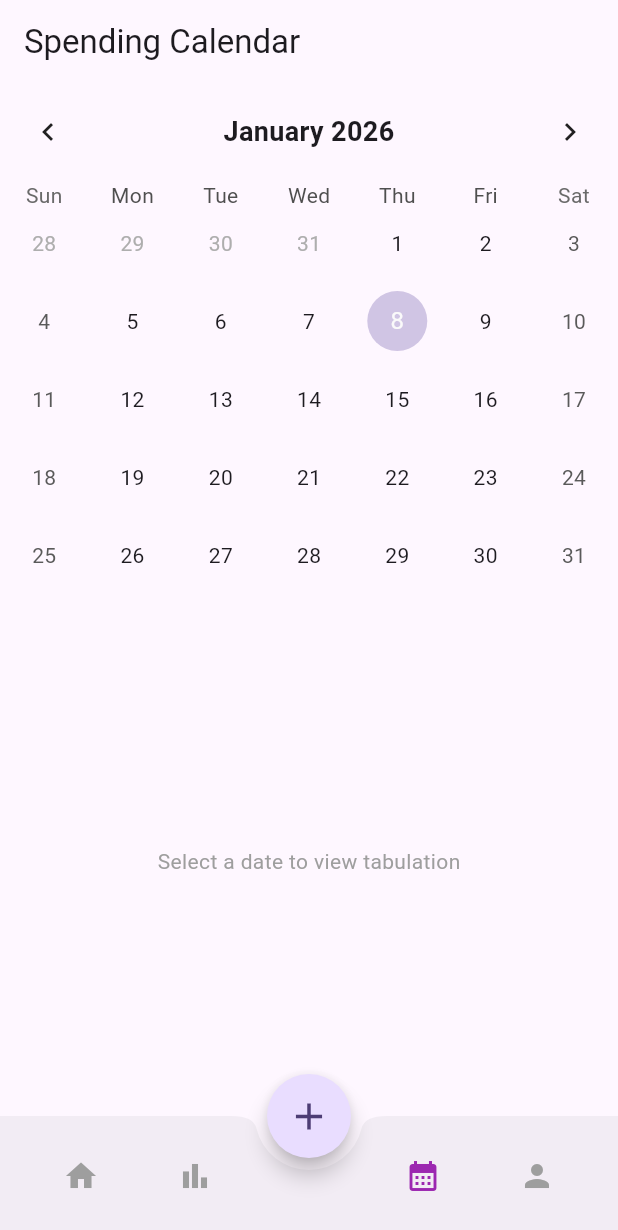
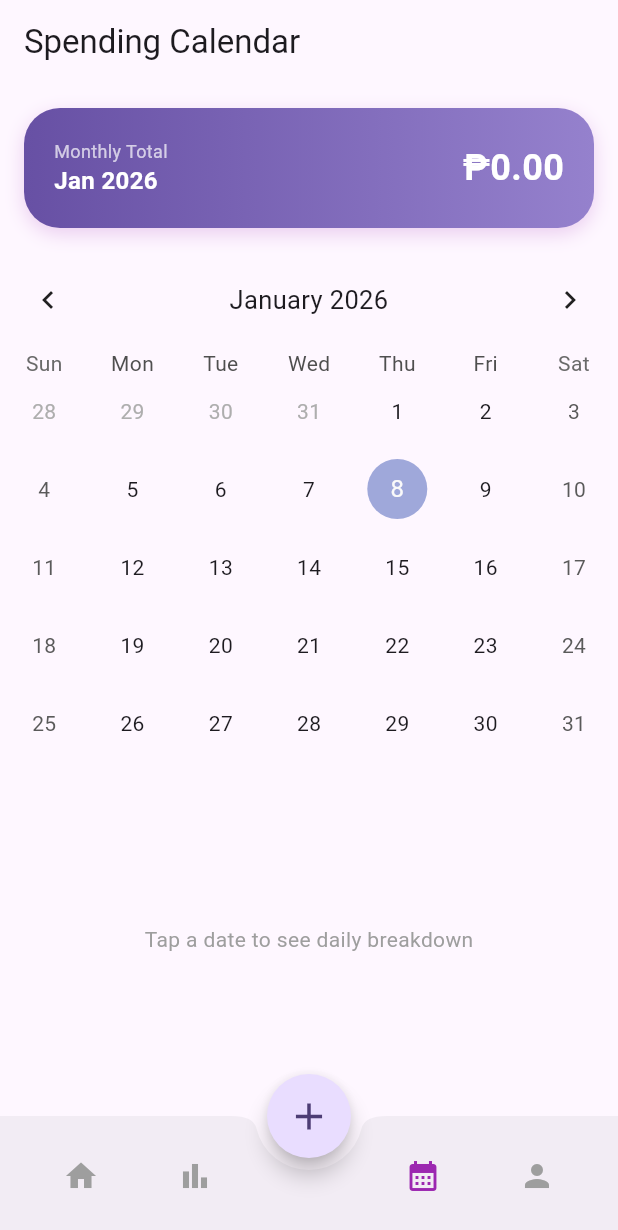
Before and after one commit to gofredo69/sintabo, a Flutter app: the screen it shows after launch, item 3 of the bottom bar chosen, on a phone screen of 412 x 824 dp. Shown: the top 1230 px of the screen. Run offline on Flutter 3.47's test engine with Material 3 defaults, Android fonts, the phone set to English and light mode, and no system bars; drawn by our look-alikes of table_calendar; our stand-ins replace fl_chart, shared_preferences, supabase_flutter; accounts and stored records are empty.

Commit message:
feat: implement monthly spending cycles and calendar history totals
Added date filtering to Dashboard and Statistics to automatically reset totals every month.

Updated Calendar Page to display a dynamic monthly total that updates upon swiping.

Refined daily breakdown UI to appear only when a specific date is selected.

```diff
--- a/lib/calendar_page.dart
+++ b/lib/calendar_page.dart
@@ -15,15 +15,23 @@ class _CalendarPageState extends State<CalendarPage> {
 
   @override
   Widget build(BuildContext context) {
-    // 1. Calculate daily totals for grid highlights
+    // 1. Calculate totals
     Map<DateTime, double> dailyTotals = {};
+    double focusedMonthTotal = 0.0;
+
     for (var e in widget.expenses) {
       DateTime date = DateTime.parse(e['created_at']).toLocal();
+
+      // Check if expense matches the month currently being viewed (swiped to)
+      if (date.month == _focusedDay.month && date.year == _focusedDay.year) {
+        focusedMonthTotal += (e['amount'] as num).toDouble();
+      }
+
       DateTime dayKey = DateTime(date.year, date.month, date.day);
       dailyTotals[dayKey] = (dailyTotals[dayKey] ?? 0) + (e['amount'] as num).toDouble();
     }
 
-    // 2. Tabulation logic for selected day
+    // 2. Filter expenses for the specific tapped day
     final dayExpenses = _selectedDay == null
         ? []
         : widget.expenses.where((e) {
@@ -35,23 +43,51 @@ class _CalendarPageState extends State<CalendarPage> {
       appBar: AppBar(title: const Text("Spending Calendar")),
       body: Column(
         children: [
+          // 3. AUTO-UPDATING MONTHLY TOTAL CARD
+          Container(
+            padding: const EdgeInsets.all(20),
+            margin: const EdgeInsets.all(16),
+            decoration: BoxDecoration(
+              gradient: const LinearGradient(colors: [Color(0xFF6750A4), Color(0xFF9581CD)]),
+              borderRadius: BorderRadius.circular(24),
+              boxShadow: [BoxShadow(color: Colors.purple.withOpacity(0.2), blurRadius: 10, offset: const Offset(0, 4))],
+            ),
+            child: Row(
+              mainAxisAlignment: MainAxisAlignment.spaceBetween,
+              children: [
+                Column(
+                  crossAxisAlignment: CrossAxisAlignment.start,
+                  children: [
+                    const Text("Monthly Total", style: TextStyle(color: Colors.white70, fontSize: 12)),
+                    // Displays the name of the month currently in view
+                    Text(
+                      "${_getMonthName(_focusedDay.month)} ${_focusedDay.year}",
+                      style: const TextStyle(color: Colors.white, fontWeight: FontWeight.bold, fontSize: 16)
+                    ),
+                  ],
+                ),
+                Text("₱${focusedMonthTotal.toStringAsFixed(2)}",
+                  style: const TextStyle(color: Colors.white, fontWeight: FontWeight.bold, fontSize: 24)),
+              ],
+            ),
+          ),
+
           TableCalendar(
             firstDay: DateTime.utc(2024, 1, 1),
             lastDay: DateTime.utc(2030, 12, 31),
             focusedDay: _focusedDay,
             selectedDayPredicate: (day) => isSameDay(_selectedDay, day),
             onDaySelected: (sd, fd) => setState(() { _selectedDay = sd; _focusedDay = fd; }),
-            headerStyle: const HeaderStyle(
-              formatButtonVisible: false,
-              titleCentered: true,
-              titleTextStyle: TextStyle(fontWeight: FontWeight.bold, fontSize: 18),
-            ),
-            calendarStyle: CalendarStyle(
-              todayDecoration: BoxDecoration(color: const Color(0xFF6750A4).withOpacity(0.3), shape: BoxShape.circle),
-              selectedDecoration: const BoxDecoration(color: Color(0xFF6750A4), shape: BoxShape.circle),
-              markerDecoration: const BoxDecoration(color: Color(0xFF6750A4), shape: BoxShape.circle),
-            ),
-            // RESTORED GRID HIGHLIGHTS
+
+            // THE KEY CHANGE: Update totals when swiping to a new month
+            onPageChanged: (focusedDay) {
+              setState(() {
+                _focusedDay = focusedDay;
+                _selectedDay = null; // Reset selection so list hides on swipe
+              });
+            },
+
+            headerStyle: const HeaderStyle(formatButtonVisible: false, titleCentered: true),
             calendarBuilders: CalendarBuilders(
               defaultBuilder: (context, day, focusedDay) {
                 final dayKey = DateTime(day.year, day.month, day.day);
@@ -61,12 +97,8 @@ class _CalendarPageState extends State<CalendarPage> {
                       mainAxisAlignment: MainAxisAlignment.center,
                       children: [
                         Text('${day.day}', style: const TextStyle(fontWeight: FontWeight.w500)),
-                        Container(
-                          margin: const EdgeInsets.only(top: 2),
-                          padding: const EdgeInsets.symmetric(horizontal: 4, vertical: 1),
-                          decoration: BoxDecoration(color: Colors.red.withOpacity(0.1), borderRadius: BorderRadius.circular(4)),
-                          child: Text("₱${dailyTotals[dayKey]!.toInt()}", style: const TextStyle(fontSize: 8, color: Colors.red, fontWeight: FontWeight.bold)),
-                        ),
+                        Text("₱${dailyTotals[dayKey]!.toInt()}",
+                          style: const TextStyle(fontSize: 8, color: Colors.red, fontWeight: FontWeight.bold)),
                       ],
                     ),
                   );
@@ -75,43 +107,36 @@ class _CalendarPageState extends State<CalendarPage> {
               },
             ),
           ),
-          const SizedBox(height: 8),
-          // TABULATION FOR SELECTED DAY
+
+          // 4. CONDITIONAL TABULATION (Only shows when a day is tapped)
           Expanded(
             child: _selectedDay == null
-                ? const Center(child: Text("Select a date to view tabulation", style: TextStyle(color: Colors.grey)))
-                : Container(
-                    margin: const EdgeInsets.all(16),
-                    decoration: BoxDecoration(
-                      color: Theme.of(context).cardColor,
-                      borderRadius: BorderRadius.circular(28),
-                      border: Border.all(color: Colors.grey.withOpacity(0.1)),
-                    ),
-                    child: ListView.builder(
-                      padding: const EdgeInsets.symmetric(vertical: 12),
-                      itemCount: dayExpenses.length,
-                      itemBuilder: (ctx, i) => Container(
-                        margin: const EdgeInsets.symmetric(horizontal: 16, vertical: 6),
-                        decoration: BoxDecoration(
-                          borderRadius: BorderRadius.circular(16),
-                          color: Colors.grey.withOpacity(0.03),
-                        ),
-                        child: ListTile(
-                          leading: Container(
-                            padding: const EdgeInsets.all(8),
-                            decoration: BoxDecoration(color: Colors.purple.withOpacity(0.1), shape: BoxShape.circle),
-                            child: const Icon(Icons.shopping_bag_outlined, color: Colors.purple, size: 20),
-                          ),
-                          title: Text(dayExpenses[i]['description'] ?? "No Description", style: const TextStyle(fontWeight: FontWeight.w600)),
-                          subtitle: Text(dayExpenses[i]['category'], style: const TextStyle(fontSize: 12)),
-                          trailing: Text("₱${dayExpenses[i]['amount']}", style: const TextStyle(fontWeight: FontWeight.bold, fontSize: 15, color: Color(0xFF6750A4))),
-                        ),
-                      ),
-                    ),
+                ? const Center(child: Text("Tap a date to see daily breakdown", style: TextStyle(color: Colors.grey)))
+                : ListView.builder(
+                    padding: const EdgeInsets.all(16),
+                    itemCount: dayExpenses.length,
+                    itemBuilder: (ctx, i) => _buildDailyTile(dayExpenses[i]),
                   ),
           ),
         ],
       ),
     );
   }
+
+  // Helper for Month Names
+  String _getMonthName(int month) {
+    const months = ["Jan", "Feb", "Mar", "Apr", "May", "Jun", "Jul", "Aug", "Sep", "Oct", "Nov", "Dec"];
+    return months[month - 1];
+  }
+
+  Widget _buildDailyTile(Map<String, dynamic> expense) {
+    return Card(
+      margin: const EdgeInsets.only(bottom: 10),
+      child: ListTile(
+        title: Text(expense['description'] ?? "No Description"),
+        subtitle: Text(expense['category']),
+        trailing: Text("₱${expense['amount']}", style: const TextStyle(fontWeight: FontWeight.bold)),
+      ),
+    );
+  }
 }
```
Also changed, not shown: lib/main.dart (+21 -7 lines), lib/statistics_page.dart (+9 -2 lines).
